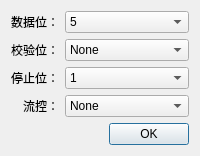
Above: SerialTool/ui/portsetbox.ui from skiars/SerialTool before the change. Below: the same form after it.
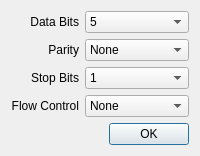
That is the form after the change.

```diff
--- a/SerialTool/ui/portsetbox.ui
+++ b/SerialTool/ui/portsetbox.ui
@@ -17,7 +17,7 @@
    <item row="0" column="0">
     <widget class="QLabel" name="label">
      <property name="text">
-      <string>数据位：</string>
+      <string>Data Bits</string>
      </property>
      <property name="alignment">
       <set>Qt::AlignRight|Qt::AlignTrailing|Qt::AlignVCenter</set>
@@ -51,7 +51,7 @@
    <item row="1" column="0">
     <widget class="QLabel" name="label_2">
      <property name="text">
-      <string>校验位：</string>
+      <string>Parity</string>
      </property>
      <property name="alignment">
       <set>Qt::AlignRight|Qt::AlignTrailing|Qt::AlignVCenter</set>
@@ -90,7 +90,7 @@
    <item row="2" column="0">
     <widget class="QLabel" name="label_3">
      <property name="text">
-      <string>停止位：</string>
+      <string>Stop Bits</string>
      </property>
      <property name="alignment">
       <set>Qt::AlignRight|Qt::AlignTrailing|Qt::AlignVCenter</set>
@@ -119,7 +119,7 @@
    <item row="3" column="0">
     <widget class="QLabel" name="label_4">
      <property name="text">
-      <string>流控：</string>
+      <string>Flow Control</string>
      </property>
      <property name="alignment">
       <set>Qt::AlignRight|Qt::AlignTrailing|Qt::AlignVCenter</set>
```
Left out of the diff: 32 changed lines with no effect on the pictures.
